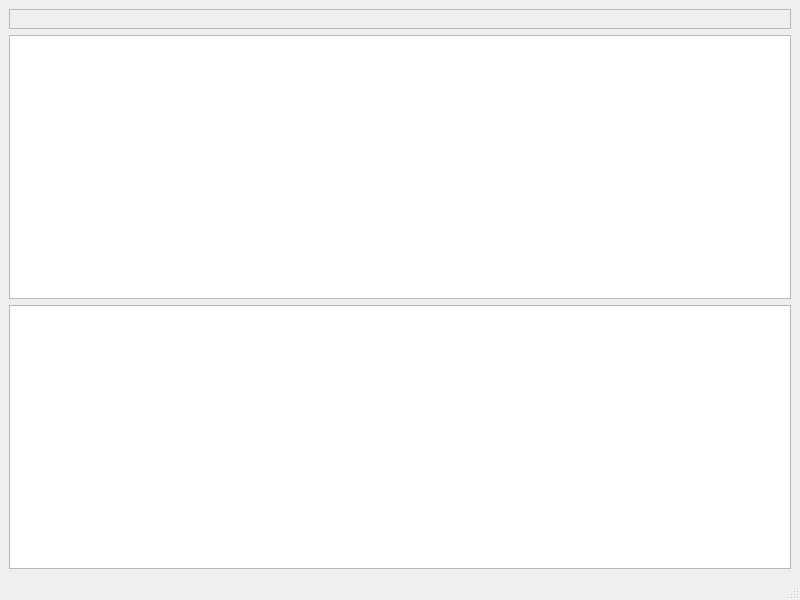
Qt form tools/spatial_relations/python/spatial_relations/gui/spatial_relations_gui.ui (h2r/slu_core) before a commit.
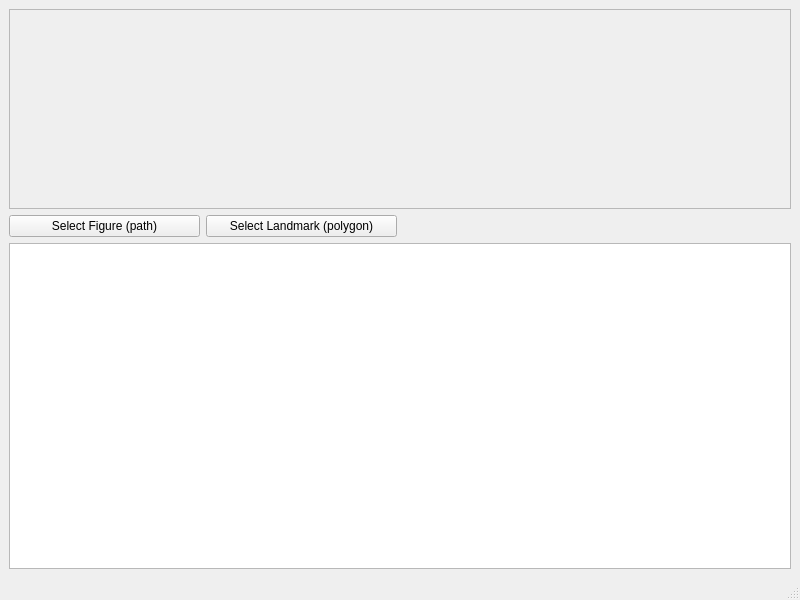
The same form after that commit.

Commit message: bug fix to context to display text and hackign on spatial relations tester

```diff
--- a/tools/spatial_relations/python/spatial_relations/gui/spatial_relations_gui.ui
+++ b/tools/spatial_relations/python/spatial_relations/gui/spatial_relations_gui.ui
@@ -15,11 +15,28 @@
   </property>
   <widget class="QWidget" name="centralwidget">
    <layout class="QGridLayout" name="gridLayout">
-    <item row="2" column="0">
-     <widget class="QTableView" name="tableView"/>
+    <item row="1" column="2">
+     <widget class="QLabel" name="instructionLabel">
+      <property name="text">
+       <string/>
+      </property>
+     </widget>
     </item>
-    <item row="0" column="0">
+    <item row="1" column="1">
+     <widget class="QPushButton" name="selectLandmarkButton">
+      <property name="text">
+       <string>Select Landmark (polygon)</string>
+      </property>
+     </widget>
+    </item>
+    <item row="0" column="0" colspan="4">
      <widget class="QFrame" name="canvasFrame">
+      <property name="minimumSize">
+       <size>
+        <width>0</width>
+        <height>200</height>
+       </size>
+      </property>
       <property name="frameShape">
        <enum>QFrame::StyledPanel</enum>
       </property>
@@ -29,8 +46,15 @@
       <layout class="QHBoxLayout" name="horizontalLayout"/>
      </widget>
     </item>
+    <item row="2" column="0" colspan="4">
+     <widget class="QTableView" name="tableView"/>
+    </item>
     <item row="1" column="0">
-     <widget class="QListWidget" name="capturerList"/>
+     <widget class="QPushButton" name="selectFigureButton">
+      <property name="text">
+       <string>Select Figure (path)</string>
+      </property>
+     </widget>
     </item>
    </layout>
   </widget>
```
The commit also changes 3 other files.
